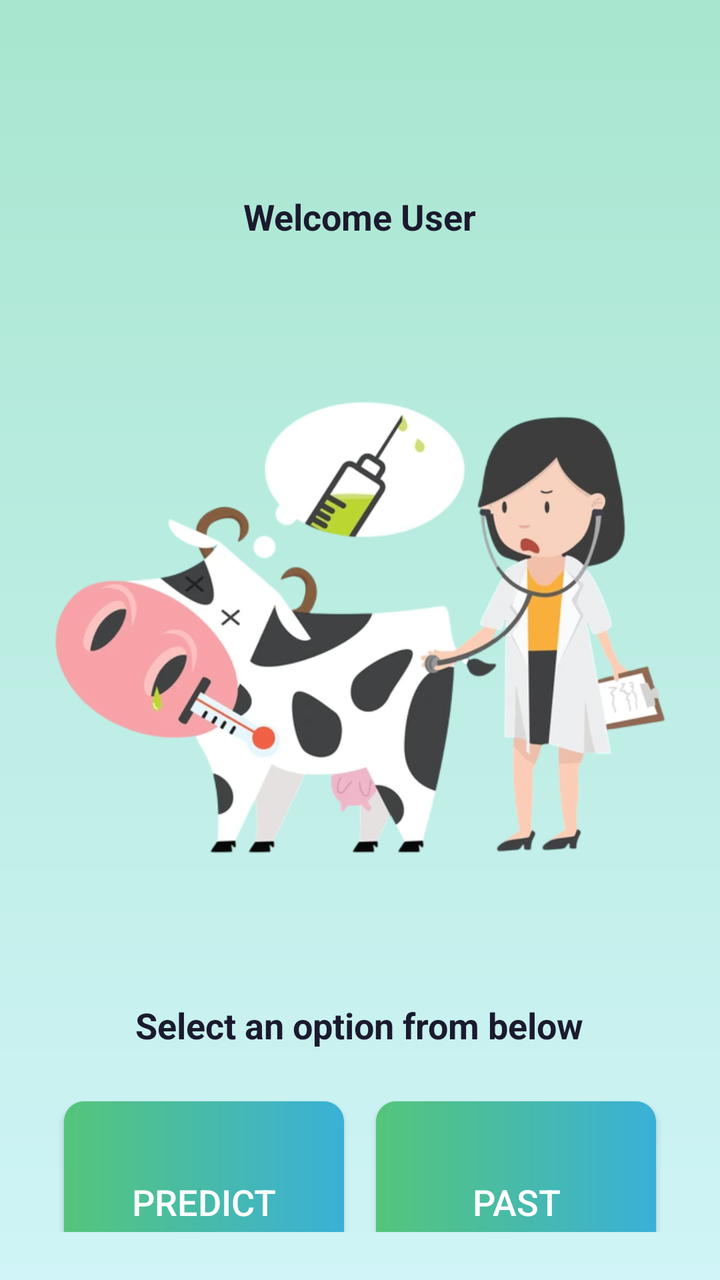
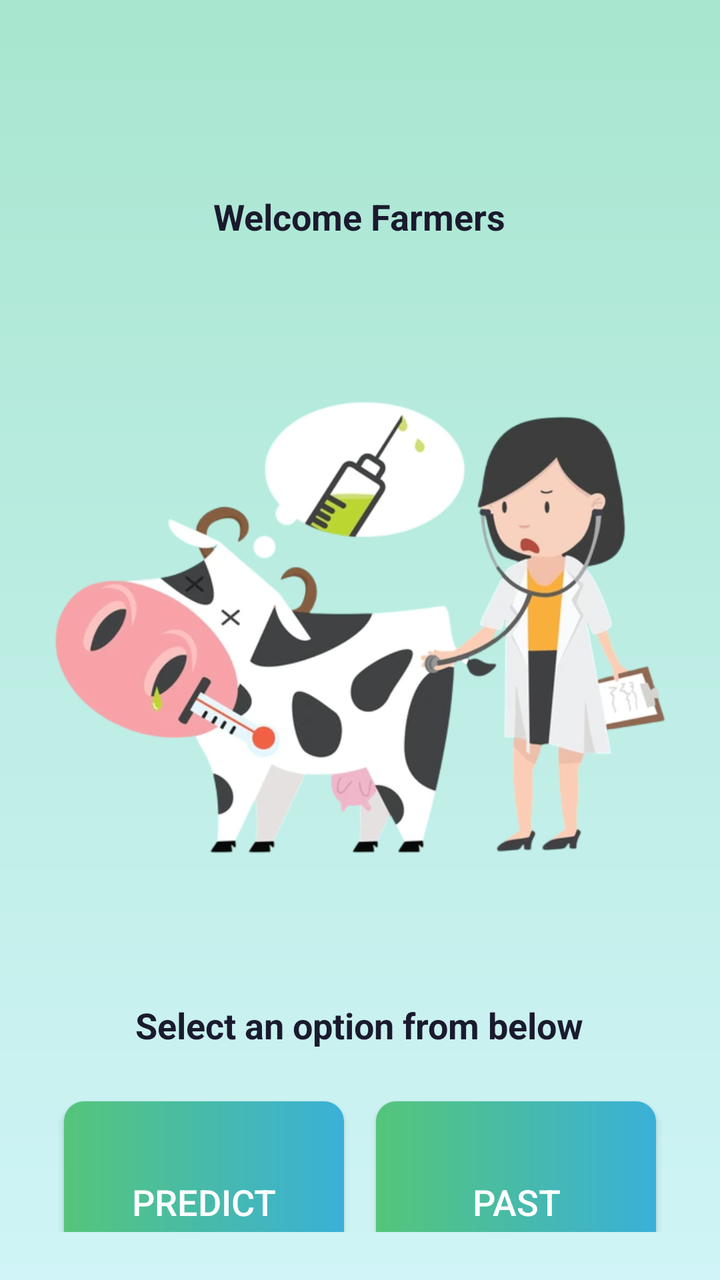

Before-and-after screenshots of an Android layout around one commit, followed by the original layout XML and the change that was made.
<!-- AndroidManifest.xml: application theme Theme.AppCompat.Light.NoActionBar -->
<!-- res/layout/activity_home.xml -->
<androidx.drawerlayout.widget.DrawerLayout xmlns:android="http://schemas.android.com/apk/res/android"
    android:layout_width="match_parent"
    android:layout_height="match_parent"
    xmlns:app="http://schemas.android.com/apk/res-auto"
    android:id="@+id/drawer_layout">


    <RelativeLayout
        android:layout_width="match_parent"
        android:layout_height="match_parent"
        android:background="@drawable/gradient_background"
        android:padding="16dp">


        <androidx.appcompat.widget.Toolbar
            android:id="@+id/toolbar"
            android:layout_width="match_parent"
            android:layout_height="wrap_content"
            android:title="Cattle Disease Prediction"
            android:titleTextColor="@android:color/white" />


        <TextView
            android:id="@+id/nav_user_name"
            android:layout_width="wrap_content"
            android:layout_height="wrap_content"
            android:text="Welcome User"
            android:textSize="18sp"
            android:textColor="@color/primary_text"
            android:layout_centerHorizontal="true"
            android:layout_marginTop="80dp"
            android:textStyle="bold" />


        <ImageView
            android:id="@+id/welcomeImageView"
            android:layout_width="400dp"
            android:layout_height="350dp"
            android:layout_below="@id/nav_user_name"
            android:layout_centerHorizontal="true"
            android:src="@drawable/background_image"
            android:layout_marginTop="20dp"/>
        <TextView
            android:id="@+id/SelectOption"
            android:layout_width="wrap_content"
            android:layout_height="wrap_content"
            android:text="Select an option from below"
            android:textSize="18sp"
            android:textColor="@color/primary_text"
            android:layout_below="@id/welcomeImageView"
            android:layout_centerHorizontal="true"
            android:layout_marginTop="10dp"
            android:textStyle="bold" />


        <GridLayout
            android:id="@+id/buttonGridLayout"
            android:layout_width="match_parent"
            android:layout_height="wrap_content"
            android:layout_below="@id/SelectOption"
            android:layout_marginTop="10dp"
            android:layout_centerHorizontal="true"
            android:columnCount="2"
            android:orientation="horizontal"
            android:padding="8dp"
            android:rowCount="2">


            <Button
                android:id="@+id/predictDiseaseButton"
                android:layout_width="0dp"
                android:layout_height="wrap_content"
                android:layout_rowWeight="1"
                android:layout_columnWeight="1"
                android:layout_margin="8dp"
                android:background="@drawable/button_background"
                android:text="Predict Disease"
                android:textColor="@android:color/white"
                android:textSize="18sp" />


            <Button
                android:id="@+id/pastPredictionsButton"
                android:layout_width="0dp"
                android:layout_height="wrap_content"
                android:layout_rowWeight="1"
                android:layout_columnWeight="1"
                android:layout_margin="8dp"
                android:background="@drawable/button_background"
                android:text="Past Predictions"
                android:textColor="@android:color/white"
                android:textSize="18sp" />


            <Button
                android:id="@+id/treatmentGuideButton"
                android:layout_width="0dp"
                android:layout_height="wrap_content"
                android:layout_rowWeight="1"
                android:layout_columnWeight="1"
                android:layout_margin="8dp"
                android:background="@drawable/button_background"
                android:text="Treatment Guide"
                android:textColor="@android:color/white"
                android:textSize="18sp" />


            <Button
                android:id="@+id/contactUsButton"
                android:layout_width="0dp"
                android:layout_height="wrap_content"
                android:layout_rowWeight="1"
                android:layout_columnWeight="1"
                android:layout_margin="8dp"
                android:background="@drawable/button_background"
                android:text="About Us"
                android:textColor="@android:color/white"
                android:textSize="18sp" />
        </GridLayout>

    </RelativeLayout>


    <com.google.android.material.navigation.NavigationView
        android:id="@+id/navigation_view"
        android:layout_width="wrap_content"
        android:layout_height="match_parent"
        android:layout_gravity="start"
        android:background="@android:color/white"
        app:menu="@menu/navigation_menu"
        app:headerLayout="@layout/drawer_header" />

</androidx.drawerlayout.widget.DrawerLayout>
<!-- res/layout/drawer_header.xml (included above) -->
<LinearLayout xmlns:android="http://schemas.android.com/apk/res/android"
    android:layout_width="match_parent"
    android:layout_height="200dp"
    android:orientation="vertical"
    android:background="@drawable/gradient_background"
    android:padding="16dp">

    <ImageView
        android:layout_width="wrap_content"
        android:layout_height="wrap_content"
        android:src="@drawable/logo"
        android:layout_gravity="center" />

</LinearLayout>
<!-- resources referenced by this layout -->
<resources>
  <color name="primary_text">#1A1A2E</color>
  <!-- drawable background_image: png bitmap (drawable, 164107 bytes) -->
  <!-- drawable button_background (drawable) -->
  <?xml version="1.0" encoding="utf-8"?>
  <shape xmlns:android="http://schemas.android.com/apk/res/android">
      <gradient
          android:startColor="#55C57A"
          android:endColor="#3AB0D8"
          android:angle="0">
  
      </gradient>
      
      <corners android:radius="10dp" /> 
  </shape>
  <!-- drawable gradient_background (drawable) -->
  <?xml version="1.0" encoding="utf-8"?>
  <shape xmlns:android="http://schemas.android.com/apk/res/android">
  <gradient
      android:type="linear"
      android:startColor="#A8E6CF"
      android:endColor="#D0F4F7"
  
      android:angle="40"/>
      <gradient/>
  </shape>
  <!-- drawable logo: png bitmap (drawable, 190907 bytes) -->
</resources>

<!-- the commit's change to res/layout/activity_home.xml (unified diff, before → after) -->
@@ -24,7 +24,7 @@
             android:id="@+id/nav_user_name"
             android:layout_width="wrap_content"
             android:layout_height="wrap_content"
-            android:text="Welcome User"
+            android:text="Welcome Farmers"
             android:textSize="18sp"
             android:textColor="@color/primary_text"
             android:layout_centerHorizontal="true"
